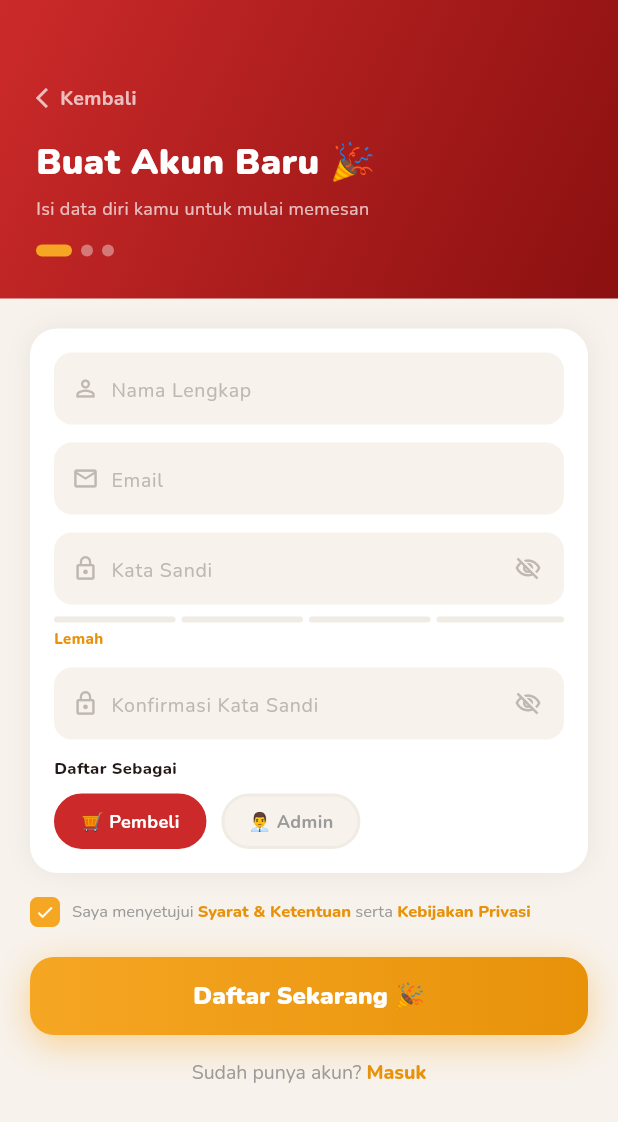
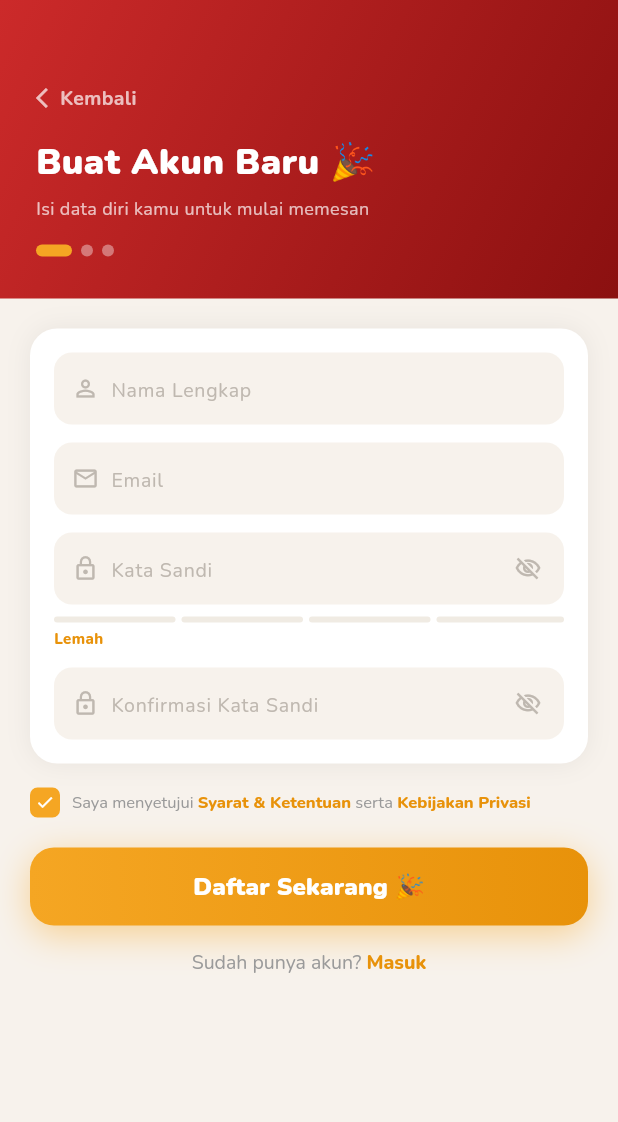
Before and after one commit to nukimala/dapur_kuliner_pakndut, a Flutter app: the RegisterScreen screen opened directly, on a phone screen of 412 x 824 dp. Shown: the top 1122 px of the screen. Run offline on Flutter 3.47's test engine with Material 3 defaults, Android fonts, the phone set to English and light mode, and no system bars; our stand-ins replace cloud_firestore, firebase_auth, firebase_core, firebase_messaging, flutter_local_notifications, google_fonts and 5 more; accounts and stored records are empty.

Commit message:
hapus role login

```diff
--- a/lib/screens/register_screen.dart
+++ b/lib/screens/register_screen.dart
@@ -172,16 +172,7 @@ class _RegisterScreenState extends State<RegisterScreen> {
                         const SizedBox(height: 12),
                         _buildPasswordField(_confirmPasswordController, 'Konfirmasi Kata Sandi', _obscureConfirm,
                             () => setState(() => _obscureConfirm = !_obscureConfirm)),
-                        const SizedBox(height: 12),
-                        Text('Daftar Sebagai', style: GoogleFonts.nunito(fontSize: 11, fontWeight: FontWeight.w800)),
-                        const SizedBox(height: 8),
-                        Row(
-                          children: [
-                            _roleChip('buyer', '🛒 Pembeli'),
-                            const SizedBox(width: 10),
-                            _roleChip('admin', '👨‍💼 Admin'),
-                          ],
-                        ),
+
                       ],
                     ),
                   ),
@@ -308,21 +299,5 @@ class _RegisterScreenState extends State<RegisterScreen> {
     );
   }
 
-  Widget _roleChip(String value, String label) {
-    final isActive = _selectedRole == value;
-    return GestureDetector(
-      onTap: () => setState(() => _selectedRole = value),
-      child: AnimatedContainer(
-        duration: const Duration(milliseconds: 200),
-        padding: const EdgeInsets.symmetric(horizontal: 16, vertical: 8),
-        decoration: BoxDecoration(
-          color: isActive ? const Color(0xFFCC2A2A) : const Color(0xFFF7F2EC),
-          borderRadius: BorderRadius.circular(24),
-          border: Border.all(color: isActive ? const Color(0xFFCC2A2A) : const Color(0xFFF0EBE3), width: 2),
-        ),
-        child: Text(label, style: GoogleFonts.nunito(fontSize: 12, fontWeight: FontWeight.w700,
-            color: isActive ? Colors.white : const Color(0xFF9A9A9A))),
-      ),
-    );
-  }
+
 }
```
